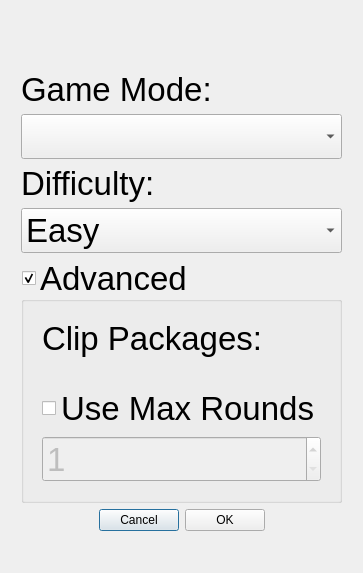
Before: the Qt Designer form ui/clippackagedialog.ui in tdauth/gustavsfairyland, drawn with Qt 5.
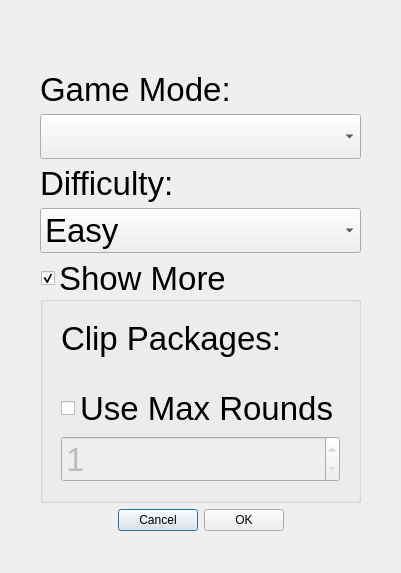
After: the same form once the commit is applied. Icons and pictures are not drawn.

What changed in the file:
```diff
--- a/ui/clippackagedialog.ui
+++ b/ui/clippackagedialog.ui
@@ -6,7 +6,7 @@
    <rect>
     <x>0</x>
     <y>0</y>
-    <width>363</width>
+    <width>401</width>
     <height>573</height>
    </rect>
   </property>
@@ -111,7 +111,7 @@
          </font>
         </property>
         <property name="title">
-         <string>Advanced</string>
+         <string>Show More</string>
         </property>
         <property name="checkable">
          <bool>true</bool>
```
